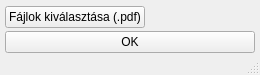
Qt form pdf-linkifier-v2.ui (csongorszasz/PDFLinkifier) before a commit.
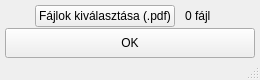
The same form after that commit.

Patch:
```diff
--- a/pdf-linkifier-v2.ui
+++ b/pdf-linkifier-v2.ui
@@ -10,7 +10,7 @@
     <x>0</x>
     <y>0</y>
     <width>260</width>
-    <height>75</height>
+    <height>80</height>
    </rect>
   </property>
   <property name="sizePolicy">
@@ -22,13 +22,13 @@
   <property name="minimumSize">
    <size>
     <width>260</width>
-    <height>75</height>
+    <height>80</height>
    </size>
   </property>
   <property name="maximumSize">
    <size>
     <width>260</width>
-    <height>75</height>
+    <height>80</height>
    </size>
   </property>
   <property name="focusPolicy">
@@ -83,7 +83,29 @@
          <number>10</number>
         </property>
         <item>
+         <spacer name="horizontalSpacer">
+          <property name="orientation">
+           <enum>Qt::Horizontal</enum>
+          </property>
+          <property name="sizeType">
+           <enum>QSizePolicy::Fixed</enum>
+          </property>
+          <property name="sizeHint" stdset="0">
+           <size>
+            <width>30</width>
+            <height>20</height>
+           </size>
+          </property>
+         </spacer>
+        </item>
+        <item alignment="Qt::AlignRight">
          <widget class="QPushButton" name="browse_button">
+          <property name="sizePolicy">
+           <sizepolicy hsizetype="Fixed" vsizetype="Fixed">
+            <horstretch>0</horstretch>
+            <verstretch>0</verstretch>
+           </sizepolicy>
+          </property>
           <property name="minimumSize">
            <size>
             <width>140</width>
@@ -103,15 +125,46 @@
         </item>
         <item alignment="Qt::AlignLeft">
          <widget class="QLabel" name="browsed_filename_label">
+          <property name="sizePolicy">
+           <sizepolicy hsizetype="Preferred" vsizetype="Preferred">
+            <horstretch>0</horstretch>
+            <verstretch>0</verstretch>
+           </sizepolicy>
+          </property>
+          <property name="layoutDirection">
+           <enum>Qt::LeftToRight</enum>
+          </property>
           <property name="text">
-           <string/>
+           <string>0 fájl</string>
           </property>
          </widget>
         </item>
+        <item>
+         <spacer name="horizontalSpacer_2">
+          <property name="orientation">
+           <enum>Qt::Horizontal</enum>
+          </property>
+          <property name="sizeType">
+           <enum>QSizePolicy::Fixed</enum>
+          </property>
+          <property name="sizeHint" stdset="0">
+           <size>
+            <width>30</width>
+            <height>20</height>
+           </size>
+          </property>
+         </spacer>
+        </item>
        </layout>
       </item>
       <item>
        <widget class="QPushButton" name="ok_button">
+        <property name="minimumSize">
+         <size>
+          <width>0</width>
+          <height>30</height>
+         </size>
+        </property>
         <property name="text">
          <string>OK</string>
         </property>
```
